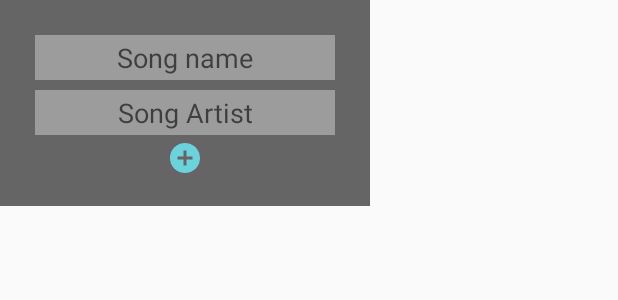
After one commit to elimlk/AndroidMusicPlayer, an Android app: the layout add_song_fragment.xml on its own in the app's theme, with its tools: preview values and no code run, on a phone screen of 412 x 824 dp. The commit adds this screen. Shown: the top 300 px of the screen. Run offline under Robolectric (Android 15) with nearby library versions, the phone set to English and light mode, and no system bars.

Commit message:
fragments

```diff
--- a/app/build.gradle
+++ b/app/build.gradle
@@ -38,6 +38,7 @@ dependencies {
     implementation ("com.github.bumptech.glide:glide:4.11.0") {
         exclude group: "com.android.support"
     }
+    implementation "androidx.fragment:fragment:1.3.2"
     //noinspection GradleCompatible
     implementation "com.android.support:support-fragment:28.1.0"
     testImplementation 'junit:junit:4.+'
--- a/app/src/main/java/com/example/androidmusicplayer/MediaService.java
+++ b/app/src/main/java/com/example/androidmusicplayer/MediaService.java
@@ -103,7 +103,8 @@ public class MediaService extends Service implements MediaPlayer.OnCompletionLis
                     } catch (IOException e) {
                         e.printStackTrace();
                     }
-                }
+                    }
+
                 break;
             case "play":
                 if (!player.isPlaying()) {
--- /dev/null
+++ b/app/src/main/res/drawable/rounded_shape.xml
@@ -0,0 +1,6 @@
+<?xml version="1.0" encoding="utf-8"?>
+<shape xmlns:android="http://schemas.android.com/apk/res/android"
+    android:shape="rectangle">
+    <corners android:radius="40dp" />
+
+</shape>
--- /dev/null
+++ b/app/src/main/res/layout/add_song_fragment.xml
@@ -0,0 +1,40 @@
+<?xml version="1.0" encoding="utf-8"?>
+<LinearLayout
+    xmlns:android="http://schemas.android.com/apk/res/android" android:layout_width="wrap_content"
+    android:layout_height="wrap_content"
+    android:orientation="vertical"
+    android:padding="20sp"
+    android:background="@color/teal_700">
+    <LinearLayout android:layout_width="match_parent"
+        android:layout_height="match_parent"
+        android:orientation="vertical"
+        android:gravity="center">
+        <EditText
+            android:layout_width="200sp"
+            android:layout_height="30sp"
+            android:hint="Song name"
+            android:textColor="@color/white"
+            android:gravity="center"
+            android:layout_margin="3sp"
+            android:id="@+id/et_frag_songName"
+            android:background="@color/offWhite"
+            />
+        <EditText
+            android:layout_width="200sp"
+            android:layout_height="30sp"
+            android:textColor="@color/white"
+            android:hint="Song Artist"
+            android:gravity="center"
+            android:layout_margin="3sp"
+            android:id="@+id/et_frag_songArtist"
+            android:background="@color/offWhite"
+            />
+        <ImageButton android:layout_height="wrap_content"
+            android:layout_width="wrap_content"
+            android:layout_gravity="center"
+            android:src="@drawable/ic_baseline_add_circle_24"
+            android:background="@color/material_on_surface_stroke"
+            android:id="@+id/btn_fragAddSong"/>
+    </LinearLayout>>
+
+</LinearLayout>
--- a/app/src/main/res/values/colors.xml
+++ b/app/src/main/res/values/colors.xml
@@ -7,4 +7,5 @@
     <color name="teal_700">#DC4E4E4E</color>
     <color name="black">#000000</color>
     <color name="white">#FFFFFFFF</color>
+    <color name="offWhite">#9C9C9C</color>
 </resources>
```
Also changed, not shown: app/src/main/java/com/example/androidmusicplayer/AddSongFragment.java (added, +49 -0 lines), app/src/main/java/com/example/androidmusicplayer/DetailsSongFrafment.java (added, +10 -0 lines), app/src/main/java/com/example/androidmusicplayer/MainActivity.java (+50 -11 lines), app/src/main/res/layout/activity_main.xml (+20 -17 lines), app/src/main/res/layout/song_expand_fragment.xml (added, +29 -0 lines).
